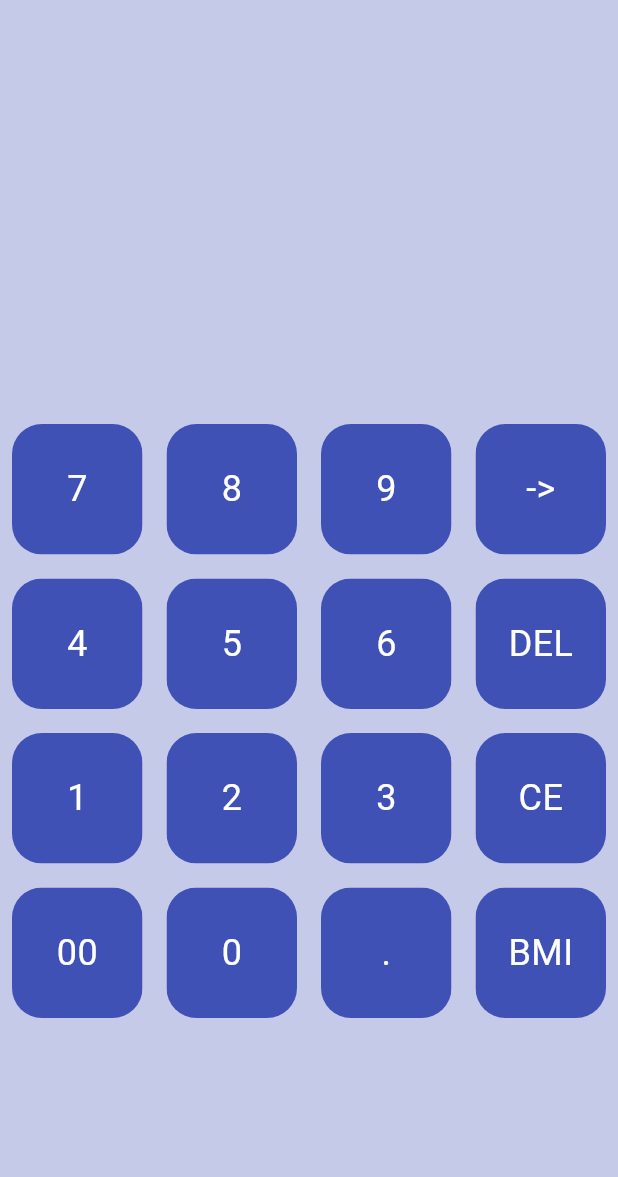
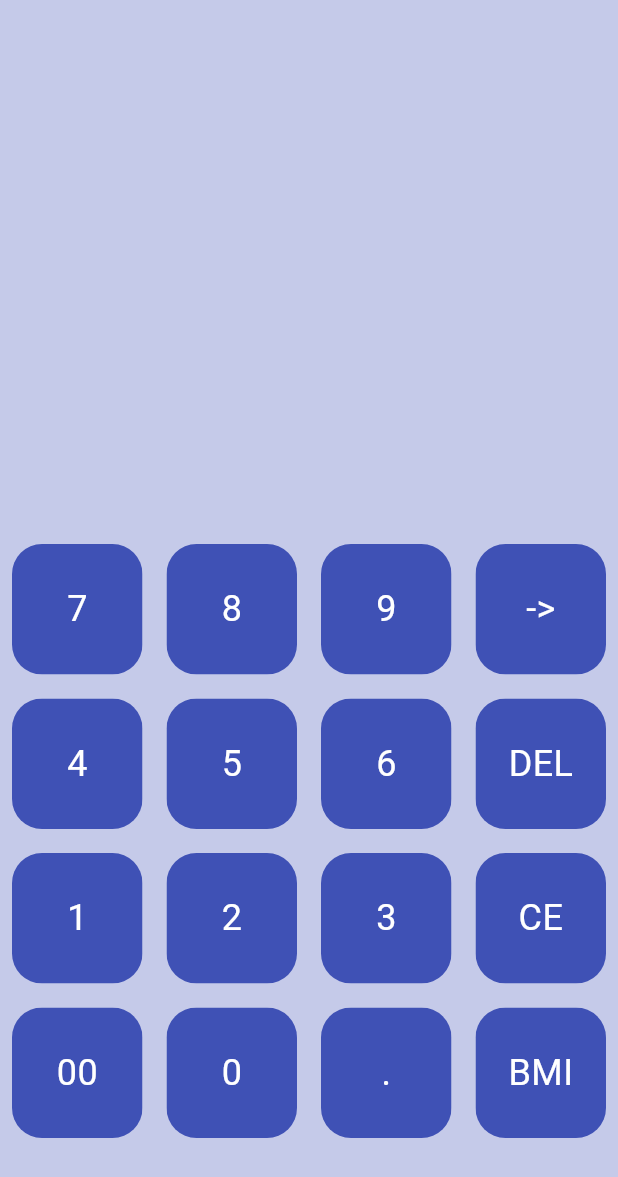
Before and after one commit to Davazano/BMI_Calculator, a Flutter app: the screen it shows after launch, on a phone screen of 412 x 824 dp. Shown: the top 1177 px of the screen. Run offline on Flutter 3.47's test engine with Material 3 defaults, Android fonts, the phone set to English and light mode, and no system bars.

Commit message:
Added margin to top of the buttons' gridview

```diff
--- a/lib/pages/bmi_calculator.dart
+++ b/lib/pages/bmi_calculator.dart
@@ -35,11 +35,13 @@ class _BmiCalculatorState extends State<BmiCalculator> {
       body: Column(
         children: <Widget>[
           Expanded(
-            child: Container(),
+            child: Container(
+            ),
           ),
           Expanded(
             flex: 2,
             child: Container(
+              margin: const EdgeInsets.only(top: 80.0),
               child: GridView.builder(
                   itemCount: buttons.length,
                   gridDelegate: const SliverGridDelegateWithFixedCrossAxisCount(
```
